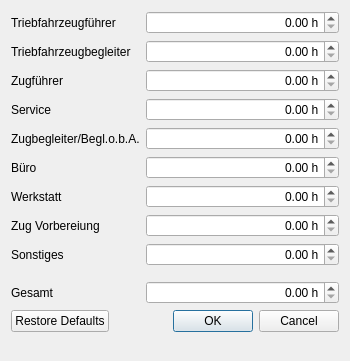
Old version of the form Programm/minimumhourseditordialog.ui in the repository philjosch/Einsatzplaner.
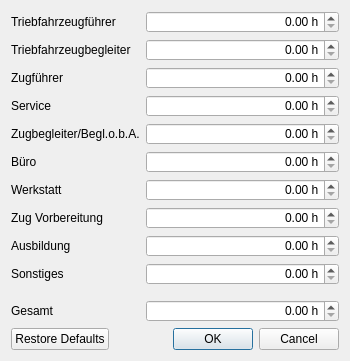
New version of the form.

Commit message:
Ausbildung als Kategorie eingefügt
Die Ausbildung kann jetzt als Kategorie benutzt werden. Die GUI wurde dazu angepasst. Allerdings fehlen noch ausführliche Tests und die Kontrolle, ob alle Funktionen eingefügt wurden.
See #42 für weitere Informationen.

Patch:
```diff
--- a/Programm/minimumhourseditordialog.ui
+++ b/Programm/minimumhourseditordialog.ui
@@ -181,7 +181,7 @@
    <item row="7" column="0">
     <widget class="QLabel" name="labelZugVorbereiten">
      <property name="text">
-      <string>Zug Vorbereiung</string>
+      <string>Zug Vorbereitung</string>
      </property>
     </widget>
    </item>
@@ -198,14 +198,14 @@
      </property>
     </widget>
    </item>
-   <item row="8" column="0">
+   <item row="9" column="0">
     <widget class="QLabel" name="labelSonstiges">
      <property name="text">
       <string>Sonstiges</string>
      </property>
     </widget>
    </item>
-   <item row="8" column="1">
+   <item row="9" column="1">
     <widget class="QDoubleSpinBox" name="doubleSonstiges">
      <property name="alignment">
       <set>Qt::AlignRight|Qt::AlignTrailing|Qt::AlignVCenter</set>
@@ -218,14 +218,14 @@
      </property>
     </widget>
    </item>
-   <item row="10" column="0">
+   <item row="11" column="0">
     <widget class="QLabel" name="labelGesamt">
      <property name="text">
       <string>Gesamt</string>
      </property>
     </widget>
    </item>
-   <item row="10" column="1">
+   <item row="11" column="1">
     <widget class="QDoubleSpinBox" name="doubleGesamt">
      <property name="alignment">
       <set>Qt::AlignRight|Qt::AlignTrailing|Qt::AlignVCenter</set>
@@ -238,14 +238,14 @@
      </property>
     </widget>
    </item>
-   <item row="9" column="0">
+   <item row="10" column="0">
     <widget class="Line" name="line">
      <property name="orientation">
       <enum>Qt::Horizontal</enum>
      </property>
     </widget>
    </item>
-   <item row="11" column="0" colspan="2">
+   <item row="12" column="0" colspan="2">
     <widget class="QDialogButtonBox" name="buttonBox">
      <property name="orientation">
       <enum>Qt::Horizontal</enum>
@@ -255,6 +255,26 @@
      </property>
     </widget>
    </item>
+   <item row="8" column="0">
+    <widget class="QLabel" name="labelAusbildung">
+     <property name="text">
+      <string>Ausbildung</string>
+     </property>
+    </widget>
+   </item>
+   <item row="8" column="1">
+    <widget class="QDoubleSpinBox" name="doubleAusbildung">
+     <property name="alignment">
+      <set>Qt::AlignRight|Qt::AlignTrailing|Qt::AlignVCenter</set>
+     </property>
+     <property name="suffix">
+      <string> h</string>
+     </property>
+     <property name="maximum">
+      <double>8760.000000000000000</double>
+     </property>
+    </widget>
+   </item>
   </layout>
  </widget>
  <resources/>
```
The commit also changes 10 other files.
